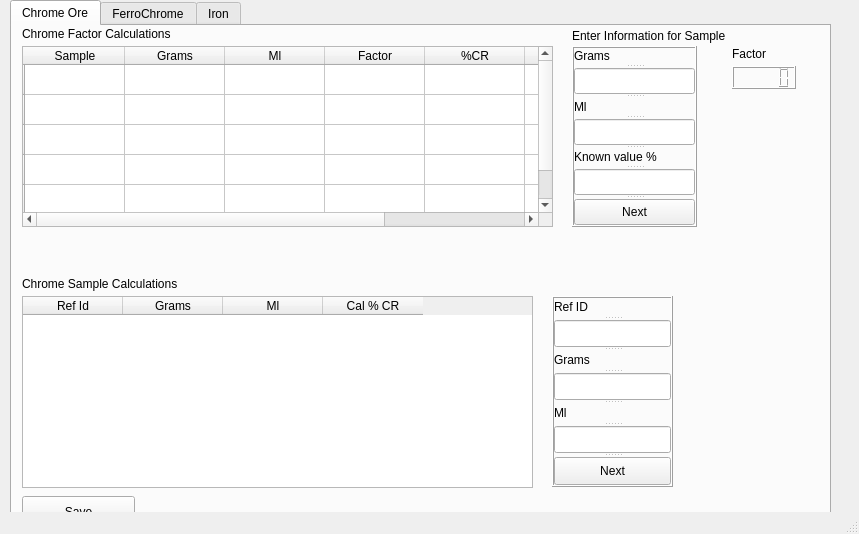
The window that rc.ui (shabd/rc-analytics-desktop) describes before a commit, drawn with Qt 5.
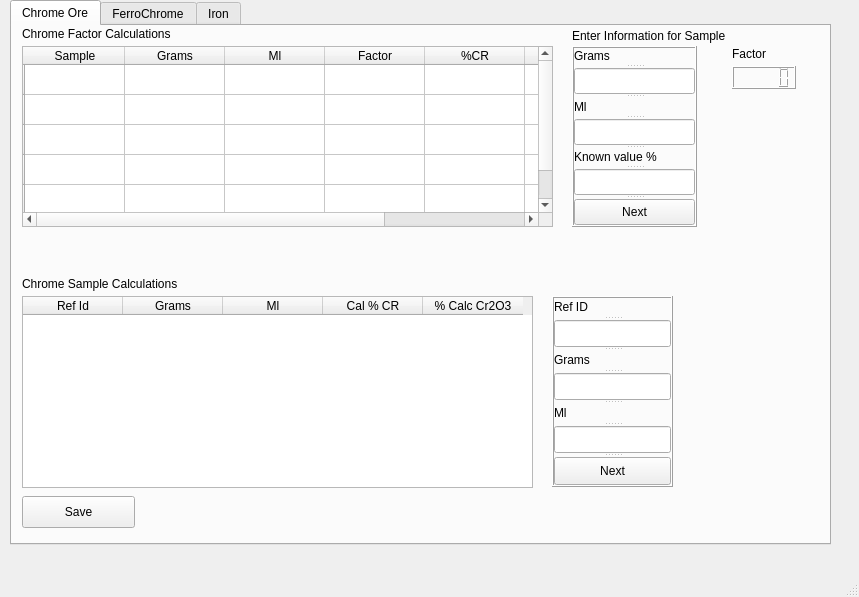
The same window after the commit.

What changed in the file:
```diff
--- a/rc.ui
+++ b/rc.ui
@@ -7,7 +7,7 @@
     <x>0</x>
     <y>0</y>
     <width>859</width>
-    <height>534</height>
+    <height>597</height>
    </rect>
   </property>
   <property name="windowTitle">
@@ -441,6 +441,11 @@
         <string>Cal % CR</string>
        </property>
       </column>
+      <column>
+       <property name="text">
+        <string>% Calc Cr2O3</string>
+       </property>
+      </column>
      </widget>
      <widget class="QPushButton" name="cr_save_button">
       <property name="geometry">
```
Left out of the diff: 2 changed lines with no effect on the pictures.
